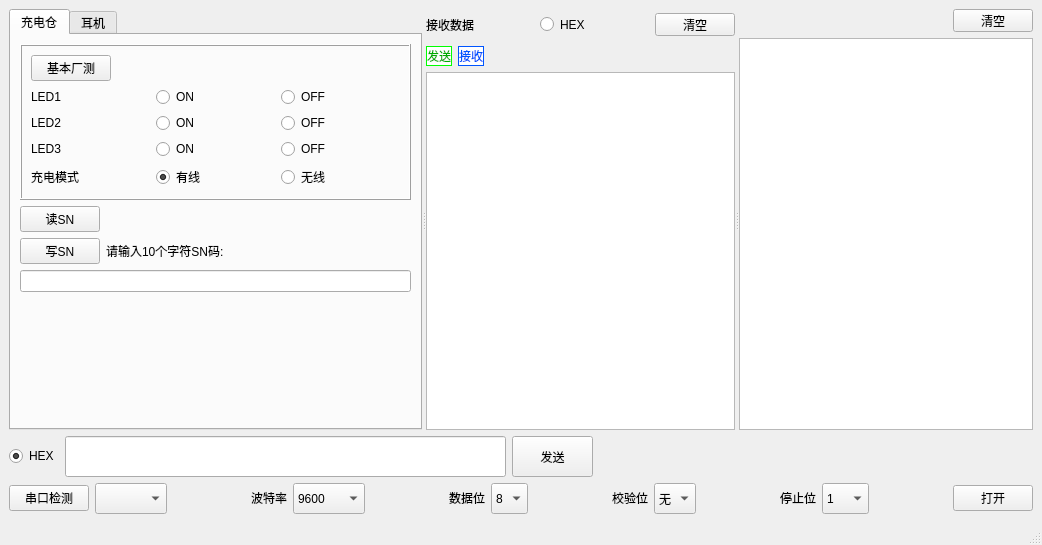
Before: the Qt Designer form mainwindow.ui in LinZephyr/mew_tw200_test, drawn with Qt 5.
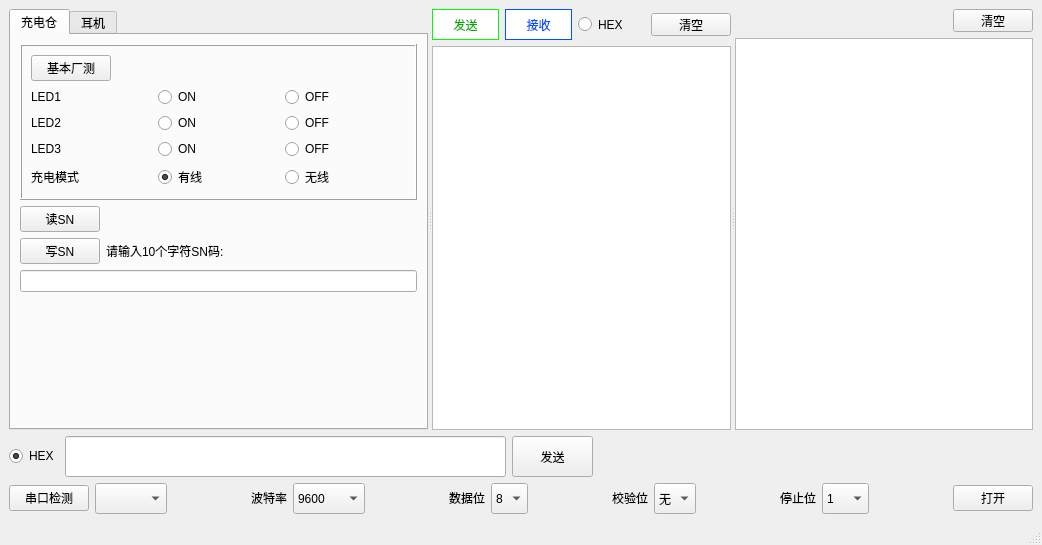
After: the same form once the commit is applied. Icons and pictures are not drawn.

Commit message: <perf> 优化数据发送和接收窗口.

```diff
--- a/mainwindow.ui
+++ b/mainwindow.ui
@@ -567,29 +567,49 @@
         </layout>
        </widget>
       </widget>
-      <widget class="QWidget" name="layoutWidget">
+      <widget class="QWidget" name="">
        <layout class="QVBoxLayout" name="verticalLayout_4">
         <item>
          <layout class="QHBoxLayout" name="horizontalLayout_9">
           <item>
-           <widget class="QLabel" name="label">
+           <widget class="QLabel" name="send_lbl">
+            <property name="autoFillBackground">
+             <bool>false</bool>
+            </property>
+            <property name="styleSheet">
+             <string notr="true">background-color: rgb(255, 255, 255);
+color: rgb(0, 170, 0);
+border-color: rgb(0, 255, 0);
+border-width: 1px;
+border-style: solid;</string>
+            </property>
             <property name="text">
-             <string>接收数据</string>
+             <string>发送</string>
+            </property>
+            <property name="alignment">
+             <set>Qt::AlignCenter</set>
             </property>
            </widget>
           </item>
           <item>
-           <spacer name="horizontalSpacer_3">
-            <property name="orientation">
-             <enum>Qt::Horizontal</enum>
+           <widget class="QLabel" name="send_lbl_3">
+            <property name="autoFillBackground">
+             <bool>false</bool>
             </property>
-            <property name="sizeHint" stdset="0">
-             <size>
-              <width>40</width>
-              <height>20</height>
-             </size>
+            <property name="styleSheet">
+             <string notr="true">background-color: rgb(255, 255, 255);
+color: rgb(0, 85, 255);
+border-color: rgb(0, 85, 255);
+border-style:solid;
+border-width:1px;</string>
             </property>
-           </spacer>
+            <property name="text">
+             <string>接收</string>
+            </property>
+            <property name="alignment">
+             <set>Qt::AlignCenter</set>
+            </property>
+           </widget>
           </item>
           <item>
            <widget class="QRadioButton" name="hexRecvRadioBtn">
@@ -610,19 +630,6 @@
             </property>
            </widget>
           </item>
-          <item>
-           <spacer name="horizontalSpacer_4">
-            <property name="orientation">
-             <enum>Qt::Horizontal</enum>
-            </property>
-            <property name="sizeHint" stdset="0">
-             <size>
-              <width>40</width>
-              <height>20</height>
-             </size>
-            </property>
-           </spacer>
-          </item>
           <item>
            <widget class="QPushButton" name="clearUpBtn">
             <property name="minimumSize">
@@ -648,63 +655,6 @@
           </item>
          </layout>
         </item>
-        <item>
-         <layout class="QHBoxLayout" name="horizontalLayout_10">
-          <item>
-           <widget class="QLabel" name="send_lbl">
-            <property name="autoFillBackground">
-             <bool>false</bool>
-            </property>
-            <property name="styleSheet">
-             <string notr="true">background-color: rgb(255, 255, 255);
-color: rgb(0, 170, 0);
-border-color: rgb(0, 255, 0);
-border-width: 1px;
-border-style: solid;</string>
-            </property>
-            <property name="text">
-             <string>发送</string>
-            </property>
-            <property name="alignment">
-             <set>Qt::AlignCenter</set>
-            </property>
-           </widget>
-          </item>
-          <item>
-           <widget class="QLabel" name="send_lbl_3">
-            <property name="autoFillBackground">
-             <bool>false</bool>
-            </property>
-            <property name="styleSheet">
-             <string notr="true">background-color: rgb(255, 255, 255);
-color: rgb(0, 85, 255);
-border-color: rgb(0, 85, 255);
-border-style:solid;
-border-width:1px;</string>
-            </property>
-            <property name="text">
-             <string>接收</string>
-            </property>
-            <property name="alignment">
-             <set>Qt::AlignCenter</set>
-            </property>
-           </widget>
-          </item>
-          <item>
-           <spacer name="horizontalSpacer_13">
-            <property name="orientation">
-             <enum>Qt::Horizontal</enum>
-            </property>
-            <property name="sizeHint" stdset="0">
-             <size>
-              <width>40</width>
-              <height>20</height>
-             </size>
-            </property>
-           </spacer>
-          </item>
-         </layout>
-        </item>
         <item>
          <widget class="QTextBrowser" name="rawDataBrowser"/>
         </item>
```
